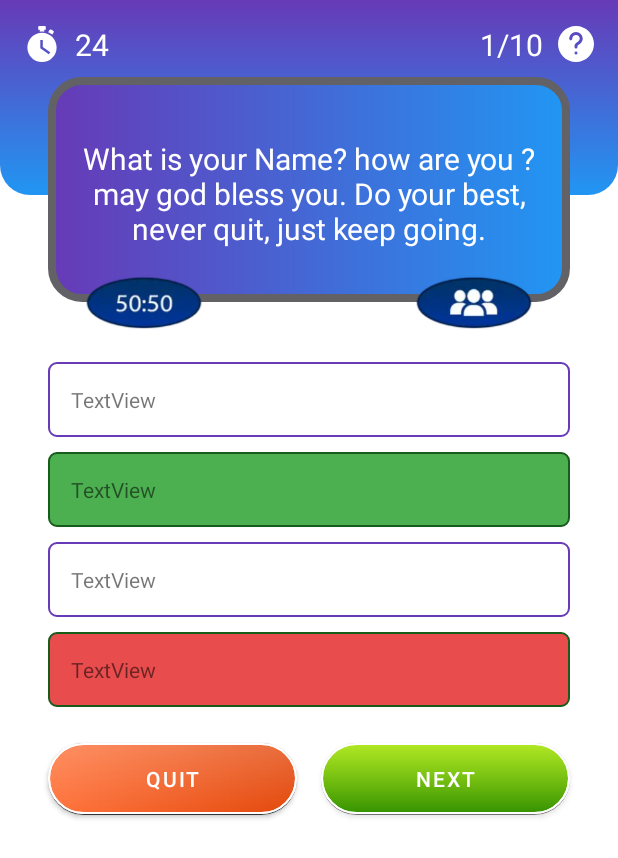
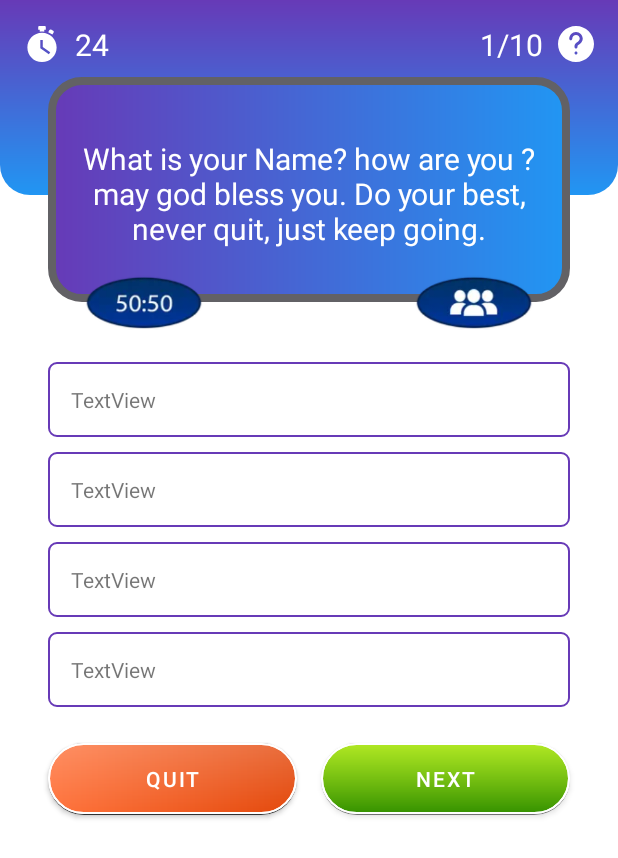
Before and after one commit to voty1212/Big-Fact-Hunt---A-Quiz-App, an Android app: the quizActivity screen opened directly, with no data from a screen before it, on a phone screen of 412 x 824 dp. Shown: the top 858 px of the screen. Run offline under Robolectric (Android 15) with nearby library versions, the phone set to English and light mode, and no system bars; Roboto replaces fonts that are not available here.

Commit message:
sample question added to quiz layout

```diff
--- /dev/null
+++ b/app/src/main/java/com/example/quizus/question.java
@@ -0,0 +1,66 @@
+package com.example.quizus;
+
+public class question {
+
+    private String question, option1, option2, option3, option4, answer;
+
+    public question() {
+    }
+
+    public question(String question, String option1, String option2, String option3, String option4, String answer) {
+        this.question = question;
+        this.option1 = option1;
+        this.option2 = option2;
+        this.option3 = option3;
+        this.option4 = option4;
+        this.answer = answer;
+    }
+
+    public String getQuestion() {
+        return question;
+    }
+
+    public void setQuestion(String question) {
+        this.question = question;
+    }
+
+    public String getOption1() {
+        return option1;
+    }
+
+    public void setOption1(String option1) {
+        this.option1 = option1;
+    }
+
+    public String getOption2() {
+        return option2;
+    }
+
+    public void setOption2(String option2) {
+        this.option2 = option2;
+    }
+
+    public String getOption3() {
+        return option3;
+    }
+
+    public void setOption3(String option3) {
+        this.option3 = option3;
+    }
+
+    public String getOption4() {
+        return option4;
+    }
+
+    public void setOption4(String option4) {
+        this.option4 = option4;
+    }
+
+    public String getAnswer() {
+        return answer;
+    }
+
+    public void setAnswer(String answer) {
+        this.answer = answer;
+    }
+}
--- a/app/src/main/java/com/example/quizus/quizActivity.java
+++ b/app/src/main/java/com/example/quizus/quizActivity.java
@@ -3,12 +3,66 @@ package com.example.quizus;
 import androidx.appcompat.app.AppCompatActivity;
 
 import android.os.Bundle;
+import android.view.View;
+import android.widget.Toast;
+
+import com.example.quizus.databinding.ActivityQuizBinding;
+
+import java.util.ArrayList;
 
 public class quizActivity extends AppCompatActivity {
+
+    ActivityQuizBinding binding;
+
+    ArrayList<question> questions;
+
+    int index = 0;
 
     @Override
     protected void onCreate(Bundle savedInstanceState) {
         super.onCreate(savedInstanceState);
+        binding = ActivityQuizBinding.inflate(getLayoutInflater());
         setContentView(R.layout.activity_quiz);
+
+        questions = new ArrayList<>();
+
+        questions.add(new question("What is earth?", "Planet", "car", "bike", "book", "Planet"));
+        questions.add(new question("What is samosha?", "Planet", "car", "bike", "Food", "Food"));
+
+        setNextQuestion();
     }
+
+    void setNextQuestion(){
+        if(index < questions.size()){
+            question question = questions.get(index);
+            binding.question.setText(question.getQuestion());
+            binding.option1.setText(question.getOption1());
+            binding.option2.setText(question.getOption2());
+            binding.option3.setText(question.getOption3());
+            binding.option4.setText(question.getOption4());
+        }
+    }
+
+    public void onClick(View view ){
+        switch (view.getId()){
+
+            case R.id.option_1:
+            case R.id.option_2:
+            case R.id.option_3:
+            case R.id.option_4:
+                Toast.makeText(this, "Option Clicked", Toast.LENGTH_SHORT).show();
+                break;
+
+
+            case R.id.nextBtn:
+                if(index < questions.size()) {
+                    index++;
+                    setNextQuestion();
+                } else {
+                    Toast.makeText(this, "Quiz Ended", Toast.LENGTH_SHORT).show();
+                }
+                break;
+        }
+    }
+
 }
--- a/app/src/main/res/layout/activity_quiz.xml
+++ b/app/src/main/res/layout/activity_quiz.xml
@@ -106,6 +106,7 @@
         android:layout_height="wrap_content"
         android:layout_marginTop="10dp"
         android:background="@drawable/option_unselected"
+        android:onClick="onClick"
         android:padding="15dp"
         android:text="TextView"
         app:layout_constraintEnd_toEndOf="@+id/view5"
@@ -118,7 +119,8 @@
         android:layout_width="0dp"
         android:layout_height="wrap_content"
         android:layout_marginTop="10dp"
-        android:background="@drawable/option_right"
+        android:background="@drawable/option_unselected"
+        android:onClick="onClick"
         android:padding="15dp"
         android:text="TextView"
         app:layout_constraintEnd_toEndOf="@+id/option_1"
@@ -131,6 +133,7 @@
         android:layout_height="wrap_content"
         android:layout_marginTop="10dp"
         android:background="@drawable/option_unselected"
+        android:onClick="onClick"
         android:padding="15dp"
         android:text="TextView"
         app:layout_constraintEnd_toEndOf="@+id/option_2"
@@ -142,7 +145,8 @@
         android:layout_width="0dp"
         android:layout_height="wrap_content"
         android:layout_marginTop="10dp"
-        android:background="@drawable/option_wrong"
+        android:background="@drawable/option_unselected"
+        android:onClick="onClick"
         android:padding="15dp"
         android:text="TextView"
         app:layout_constraintEnd_toEndOf="@+id/option_3"
@@ -159,6 +163,7 @@
         android:layout_marginEnd="32dp"
         android:layout_marginRight="32dp"
         android:background="@drawable/button_2"
+        android:onClick="onClick"
         android:text="NEXT"
         app:backgroundTint="@null"
         app:layout_constraintEnd_toEndOf="parent"
```
